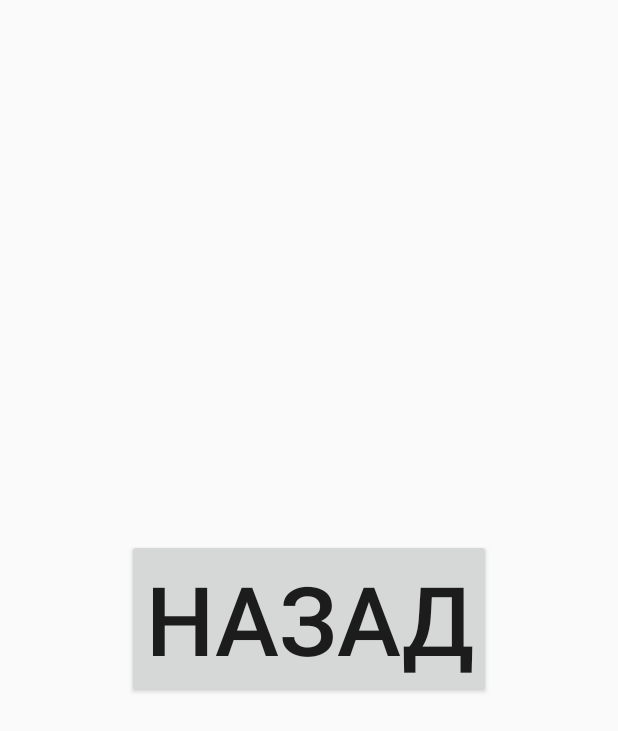
After one commit to Koishira/IzhEco, an Android app: the layout activity2.xml on its own in the app's theme, with its tools: preview values and no code run, on a phone screen of 412 x 824 dp. The commit adds this screen. Shown: the top 731 px of the screen. Run offline under Robolectric (Android 15) with nearby library versions, the phone set to English and light mode, and no system bars.

Commit message:
Second Activity

```diff
--- a/app/src/main/AndroidManifest.xml
+++ b/app/src/main/AndroidManifest.xml
@@ -20,6 +20,7 @@
                 <category android:name="android.intent.category.LAUNCHER" />
             </intent-filter>
         </activity>
+        <activity android:name=".Activity2" />
     </application>
 
 </manifest>
--- /dev/null
+++ b/app/src/main/res/layout/activity2.xml
@@ -0,0 +1,20 @@
+<?xml version="1.0" encoding="utf-8"?>
+<androidx.constraintlayout.widget.ConstraintLayout xmlns:android="http://schemas.android.com/apk/res/android"
+    xmlns:app="http://schemas.android.com/apk/res-auto"
+    xmlns:tools="http://schemas.android.com/tools"
+    android:layout_width="match_parent"
+    android:layout_height="match_parent">
+
+    <Button
+        android:id="@+id/button1"
+        android:layout_width="wrap_content"
+        android:layout_height="wrap_content"
+        app:layout_constraintBottom_toBottomOf="parent"
+        app:layout_constraintTop_toTopOf="parent"
+        app:layout_constraintStart_toStartOf="parent"
+        app:layout_constraintEnd_toEndOf="parent"
+        android:text="Назад"
+        android:textAllCaps="true"
+        android:textSize="64dp"
+    />
+</androidx.constraintlayout.widget.ConstraintLayout>
--- a/app/src/main/res/layout/activity_main.xml
+++ b/app/src/main/res/layout/activity_main.xml
@@ -20,7 +20,6 @@
             android:layout_height="wrap_content"
             android:layout_marginTop="20dp"
             android:text="Поиск"
-
             android:textColor="#000000"
             android:background="@drawable/search_button"
             app:layout_constraintBottom_toBottomOf="parent"
```
Also changed, not shown: app/src/main/java/com/example/izheco/Activity2.java (added, +27 -0 lines), app/src/main/java/com/example/izheco/MainActivity.java (+10 -0 lines), app/src/main/java/com/example/myapp/MainActivity.java (deleted, +0 -14 lines).
